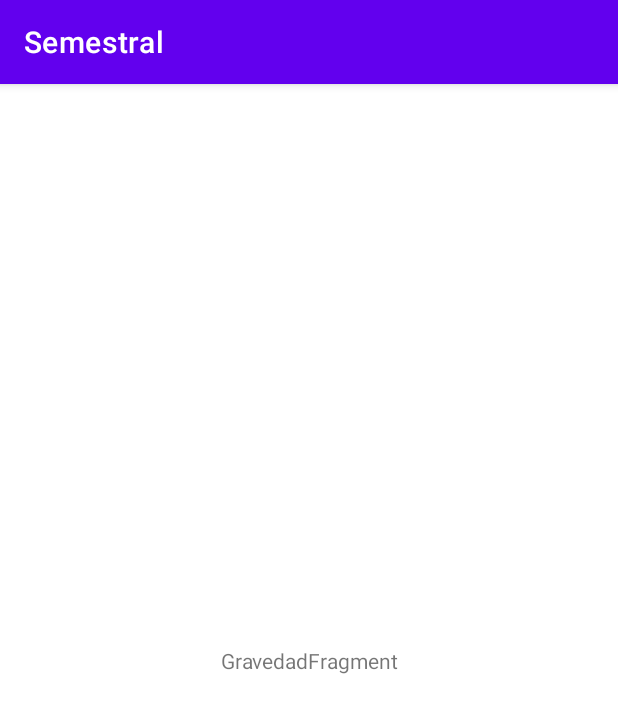
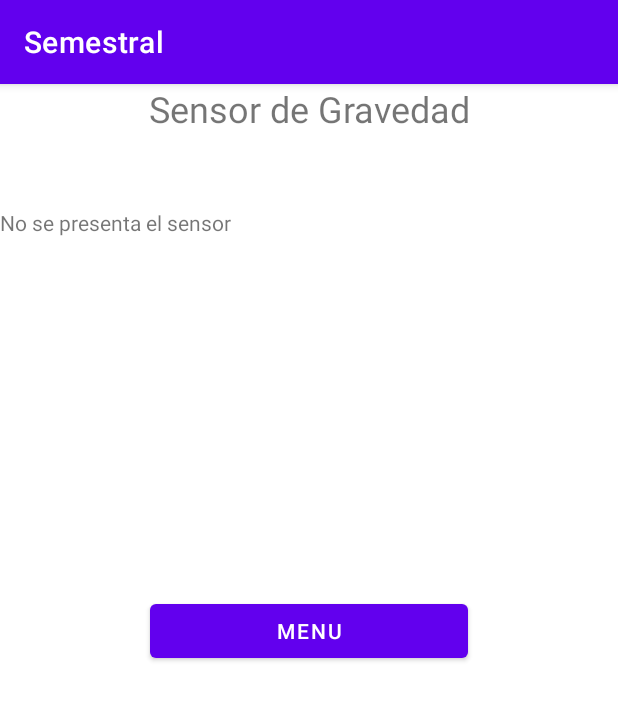
Before and after one commit to cigch02/semestral, an Android app: the gravedad screen opened directly, with no data from a screen before it, on a phone screen of 412 x 824 dp. Shown: the top 713 px of the screen. Run offline under Robolectric (Android 15) with nearby library versions, the phone set to English and light mode, and no system bars.

Commit message:
Completado el sensor de gravedad

```diff
--- a/app/src/main/java/com/example/semestral/gravedad.java
+++ b/app/src/main/java/com/example/semestral/gravedad.java
@@ -2,20 +2,97 @@ package com.example.semestral;
 
 import androidx.appcompat.app.AppCompatActivity;
 
+import android.content.Context;
+import android.content.Intent;
+import android.graphics.Color;
+import android.hardware.Sensor;
+import android.hardware.SensorEvent;
+import android.hardware.SensorEventListener;
+import android.hardware.SensorManager;
+import android.media.AudioManager;
 import android.os.Bundle;
+import android.view.View;
+import android.widget.Button;
+import android.widget.TextView;
 
 import com.example.semestral.ui.main.GravedadFragment;
 
-public class gravedad extends AppCompatActivity {
+public class gravedad extends AppCompatActivity implements SensorEventListener{
+    private TextView xT, yT, zT;
+    private SensorManager sensorM;
+    private Sensor Gravedad;
+    private boolean isGravitySensorPresent;
+    private AudioManager aManeger;
+    private Button Menu;
+    private Intent i;
 
     @Override
     protected void onCreate(Bundle savedInstanceState) {
         super.onCreate(savedInstanceState);
         setContentView(R.layout.gravedad_activity);
-        if (savedInstanceState == null) {
-            getSupportFragmentManager().beginTransaction()
-                    .replace(R.id.container, GravedadFragment.newInstance())
-                    .commitNow();
+
+        i=new Intent(this, MainActivity.class);
+        aManeger = (AudioManager) getSystemService(Context.AUDIO_SERVICE);
+        xT = findViewById(R.id.xText);
+        yT = findViewById(R.id.yText);
+        zT = findViewById(R.id.zText);
+        Menu = (Button) findViewById(R.id.Menu);
+
+        sensorM = (SensorManager) getSystemService(SENSOR_SERVICE);
+
+        if(sensorM.getDefaultSensor(Sensor.TYPE_GRAVITY)!=null)
+        {
+            Gravedad =  sensorM.getDefaultSensor(Sensor.TYPE_GRAVITY);
+            isGravitySensorPresent = true;
+        }
+        else{
+            xT.setText("No se presenta el sensor");
+            isGravitySensorPresent = false;
+        }
+
+        Menu.setOnClickListener(new View.OnClickListener() {
+            @Override
+            public void onClick(View view) {
+                startActivity(i);
+            }
+        });
+    }
+
+    @Override
+    public void onSensorChanged(SensorEvent sensorEvent) {
+        xT.setText(sensorEvent.values[0]+" m/s2");
+        yT.setText(sensorEvent.values[1]+" m/s2");
+        zT.setText(sensorEvent.values[2]+" m/s2");
+
+        if(sensorEvent.values[2]<-9.7)
+        {
+            getWindow().getDecorView().setBackgroundColor(Color.GREEN);
+            aManeger.setRingerMode(AudioManager.RINGER_MODE_VIBRATE);
+        }
+        else{
+            getWindow().getDecorView().setBackgroundColor(Color.WHITE);
+            aManeger.setRingerMode(AudioManager.RINGER_MODE_NORMAL);
         }
     }
+
+    @Override
+    public void onAccuracyChanged(Sensor sensor, int i) {
+
+    }
+
+    @Override
+    protected void onResume() {
+        super.onResume();
+        if(sensorM.getDefaultSensor(Sensor.TYPE_GRAVITY)!=null)
+            sensorM.registerListener(this,Gravedad,sensorM.SENSOR_DELAY_NORMAL);
+    }
+
+    @Override
+    protected void onPause() {
+        super.onPause();
+        if(sensorM.getDefaultSensor(Sensor.TYPE_GRAVITY)!=null)
+            sensorM.unregisterListener(this,Gravedad);
+    }
+
+
 }
--- a/app/src/main/res/layout/gravedad_activity.xml
+++ b/app/src/main/res/layout/gravedad_activity.xml
@@ -4,4 +4,44 @@
     android:id="@+id/container"
     android:layout_width="match_parent"
     android:layout_height="match_parent"
-    tools:context=".gravedad" />
+    tools:context=".gravedad" >
+
+    <LinearLayout
+        android:layout_width="match_parent"
+        android:layout_height="match_parent"
+        android:orientation="vertical">
+
+        <TextView
+            android:id="@+id/textView"
+            android:layout_width="match_parent"
+            android:layout_height="wrap_content"
+            android:layout_marginBottom="50sp"
+            android:text="Sensor de Gravedad"
+            android:textAlignment="center"
+            android:textSize="24sp" />
+
+        <TextView
+            android:id="@+id/xText"
+            android:layout_width="match_parent"
+            android:layout_height="wrap_content" />
+
+        <TextView
+            android:id="@+id/yText"
+            android:layout_width="match_parent"
+            android:layout_height="wrap_content" />
+
+        <TextView
+            android:id="@+id/zText"
+            android:layout_width="match_parent"
+            android:layout_height="wrap_content" />
+
+        <Button
+            android:id="@+id/Menu"
+            android:layout_width="match_parent"
+            android:layout_height="wrap_content"
+            android:layout_marginStart="100sp"
+            android:layout_marginTop="200sp"
+            android:layout_marginEnd="100sp"
+            android:text="Menu" />
+    </LinearLayout>
+</FrameLayout>
```
Also changed, not shown: app/src/main/java/com/example/semestral/MainActivity.java (+17 -0 lines), app/src/main/res/layout/activity_main.xml (+9 -0 lines).
